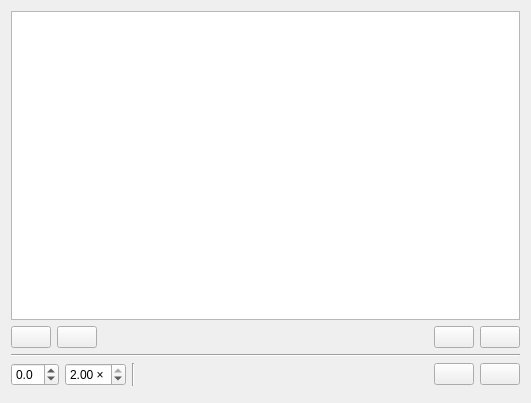
First picture: the form in src/AttachmentView/IndexedFileAttachmentView/AudioAttachmentView/audioattachmentview.ui, repository pasbi/CAN, before the edit.
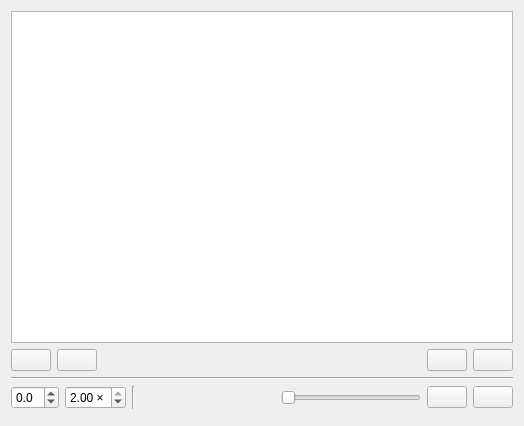
Second picture: the form after the edit. Icons and pictures are not drawn. Custom widgets are drawn as their Qt base class.

Commit message: fancy volume control in audio attachment view

```diff
--- a/src/AttachmentView/IndexedFileAttachmentView/AudioAttachmentView/audioattachmentview.ui
+++ b/src/AttachmentView/IndexedFileAttachmentView/AudioAttachmentView/audioattachmentview.ui
@@ -6,8 +6,8 @@
    <rect>
     <x>0</x>
     <y>0</y>
-    <width>531</width>
-    <height>403</height>
+    <width>524</width>
+    <height>426</height>
    </rect>
   </property>
   <layout class="QVBoxLayout" name="verticalLayout">
@@ -179,6 +179,13 @@
        </property>
       </spacer>
      </item>
+     <item>
+      <widget class="VolumeSlider" name="volumeSlider">
+       <property name="orientation">
+        <enum>Qt::Horizontal</enum>
+       </property>
+      </widget>
+     </item>
      <item>
       <widget class="QPushButton" name="pushButtonPlayPause">
        <property name="toolTip">
@@ -229,6 +236,11 @@
    <header>AttachmentView/IndexedFileAttachmentView/AudioAttachmentView/audioslider.h</header>
    <container>1</container>
   </customwidget>
+  <customwidget>
+   <class>VolumeSlider</class>
+   <extends>QSlider</extends>
+   <header>AttachmentView/IndexedFileAttachmentView/AudioAttachmentView/volumeslider.h</header>
+  </customwidget>
  </customwidgets>
  <resources>
   <include location="../../../ressources.qrc"/>
```
The commit also changes 9 other files.
